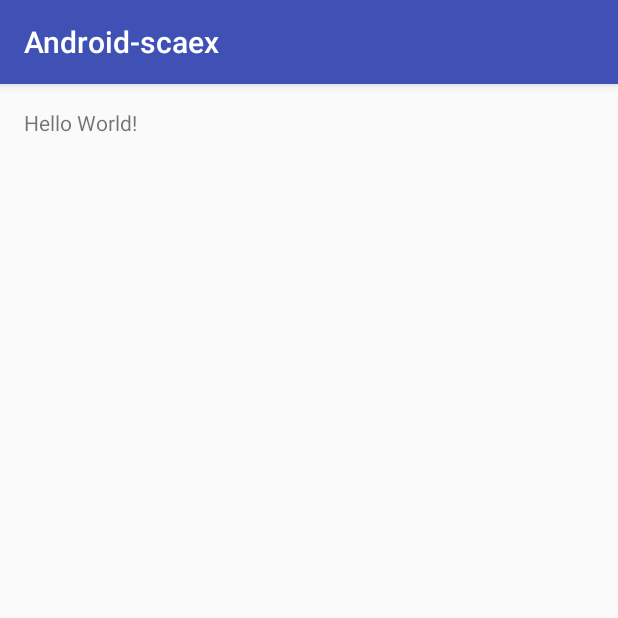
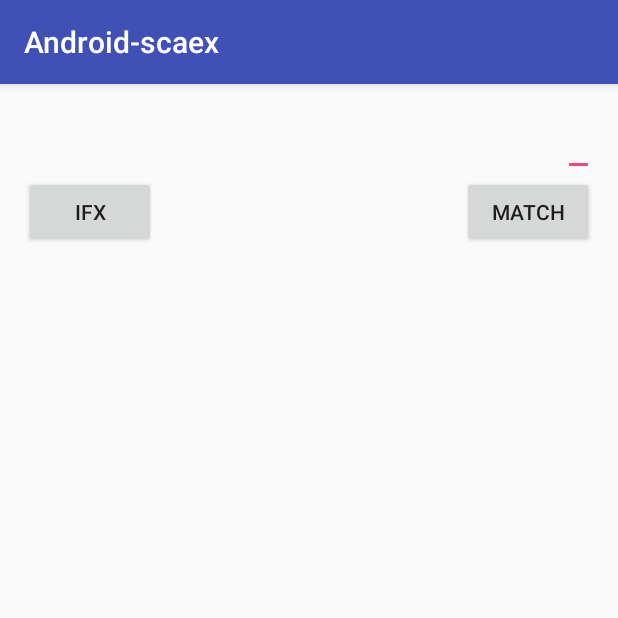
Before and after one commit to petitviolet/Android-scaex, an Android app: the screen it shows after launch (MainActivity), on a phone screen of 412 x 824 dp, the top half of it. Run offline under Robolectric (Android 15) with nearby library versions, the phone set to English and light mode, and no system bars.

Commit message:
update sample

```diff
--- a/app/build.gradle
+++ b/app/build.gradle
@@ -1,4 +1,5 @@
 apply plugin: 'com.android.application'
+apply plugin: 'me.tatarka.retrolambda'
 
 android {
     compileSdkVersion 23
@@ -17,10 +18,15 @@ android {
             proguardFiles getDefaultProguardFile('proguard-android.txt'), 'proguard-rules.pro'
         }
     }
+    compileOptions {
+        sourceCompatibility JavaVersion.VERSION_1_8
+        targetCompatibility JavaVersion.VERSION_1_8
+    }
 }
 
 dependencies {
     compile fileTree(dir: 'libs', include: ['*.jar'])
     testCompile 'junit:junit:4.12'
     compile 'com.android.support:appcompat-v7:23.1.0'
+    compile project(':scaex')
 }
--- a/app/src/main/java/net/petitviolet/android_scaex/MainActivity.java
+++ b/app/src/main/java/net/petitviolet/android_scaex/MainActivity.java
@@ -1,13 +1,46 @@
 package net.petitviolet.android_scaex;
 
+import android.os.Bundle;
 import android.support.v7.app.AppCompatActivity;
-import android.os.Bundle;
+import android.text.TextUtils;
+import android.widget.Button;
+import android.widget.EditText;
+import android.widget.Toast;
+
+import net.petitviolet.scaex.IF;
+import net.petitviolet.scaex.Match;
 
 public class MainActivity extends AppCompatActivity {
+    private EditText mEditText;
+    private Button mButtonIF;
+    private Button mButtonMatch;
 
     @Override
     protected void onCreate(Bundle savedInstanceState) {
         super.onCreate(savedInstanceState);
         setContentView(R.layout.activity_main);
+        mEditText = (EditText) findViewById(R.id.edit_text);
+        mButtonIF = (Button) findViewById(R.id.ifx);
+        mButtonMatch = (Button) findViewById(R.id.match);
+        mButtonIF.setOnClickListener(v -> testIFx(mEditText.getText().toString()));
+        mButtonMatch.setOnClickListener(v -> testMatch(mEditText.getText().toString()));
+    }
+
+    private void testMatch(String input) {
+        String result = Match.<String, String>x(input)
+                .Case(TextUtils::isEmpty).then("Empty match")
+                .Case((s) -> s.length() < 3).then("short string match")
+                .eval("long string match");
+        toast(result);
+    }
+    private void testIFx(String input) {
+        String result = IF.<String>x(input.isEmpty()).then("Empty ifx")
+                .ElseIf(input.length() < 3).then("short string ifx")
+                .Else("long string ifx");
+        toast(result);
+    }
+
+    private void toast(String string) {
+        Toast.makeText(this, string, Toast.LENGTH_SHORT).show();
     }
 }
--- a/app/src/main/res/layout/activity_main.xml
+++ b/app/src/main/res/layout/activity_main.xml
@@ -10,8 +10,28 @@
     android:paddingTop="@dimen/activity_vertical_margin"
     tools:context="net.petitviolet.android_scaex.MainActivity">
 
-    <TextView
+    <EditText
+        android:id="@+id/edit_text"
         android:layout_width="wrap_content"
         android:layout_height="wrap_content"
-        android:text="Hello World!"/>
+        android:layout_alignParentEnd="true"
+        android:layout_alignParentRight="true"
+        android:layout_alignParentTop="true"
+        android:inputType="text"/>
+
+    <Button android:id="@+id/ifx"
+            android:layout_width="wrap_content"
+            android:layout_height="wrap_content"
+            android:layout_below="@+id/edit_text"
+            android:layout_alignParentLeft="true"
+            android:layout_alignParentStart="true"
+            android:text="IFx"/>
+
+    <Button android:id="@+id/match"
+            android:layout_width="wrap_content"
+            android:layout_height="wrap_content"
+            android:layout_alignParentRight="true"
+            android:layout_alignParentEnd="true"
+            android:layout_below="@+id/edit_text"
+            android:text="Match"/>
 </RelativeLayout>
--- a/build.gradle
+++ b/build.gradle
@@ -6,7 +6,10 @@ buildscript {
     }
     dependencies {
         classpath 'com.android.tools.build:gradle:1.3.0'
+        classpath 'me.tatarka:gradle-retrolambda:3.2.3'
 
+        classpath 'com.jfrog.bintray.gradle:gradle-bintray-plugin:1.+'
+        classpath 'com.github.dcendents:android-maven-gradle-plugin:1.3'
         // NOTE: Do not place your application dependencies here; they belong
         // in the individual module build.gradle files
     }
```
